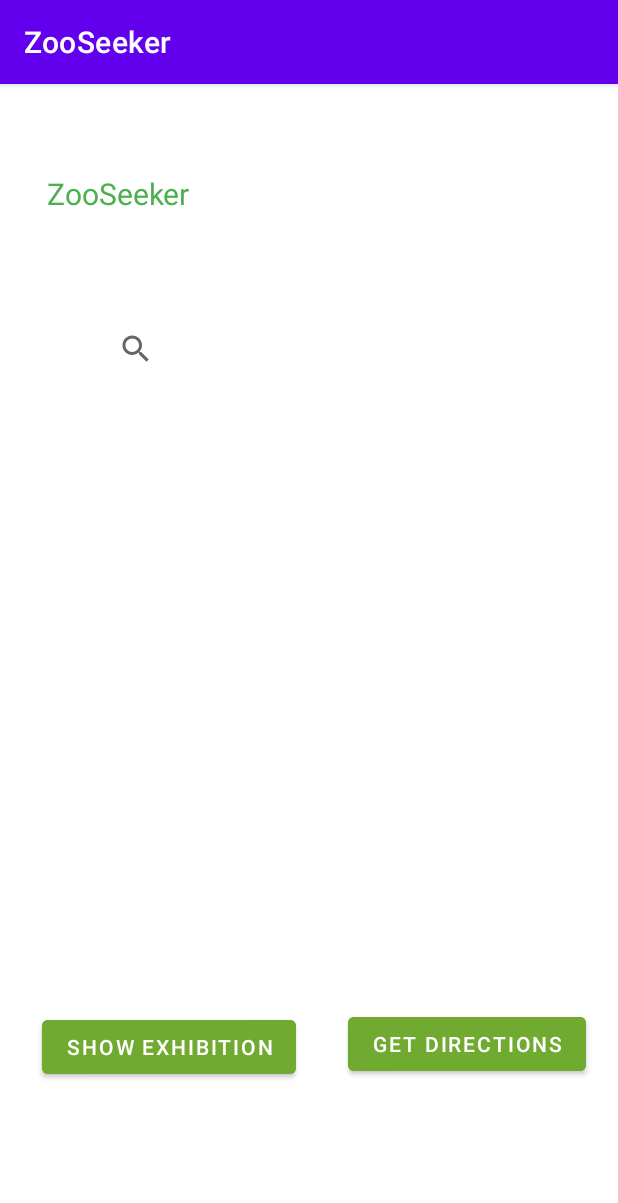
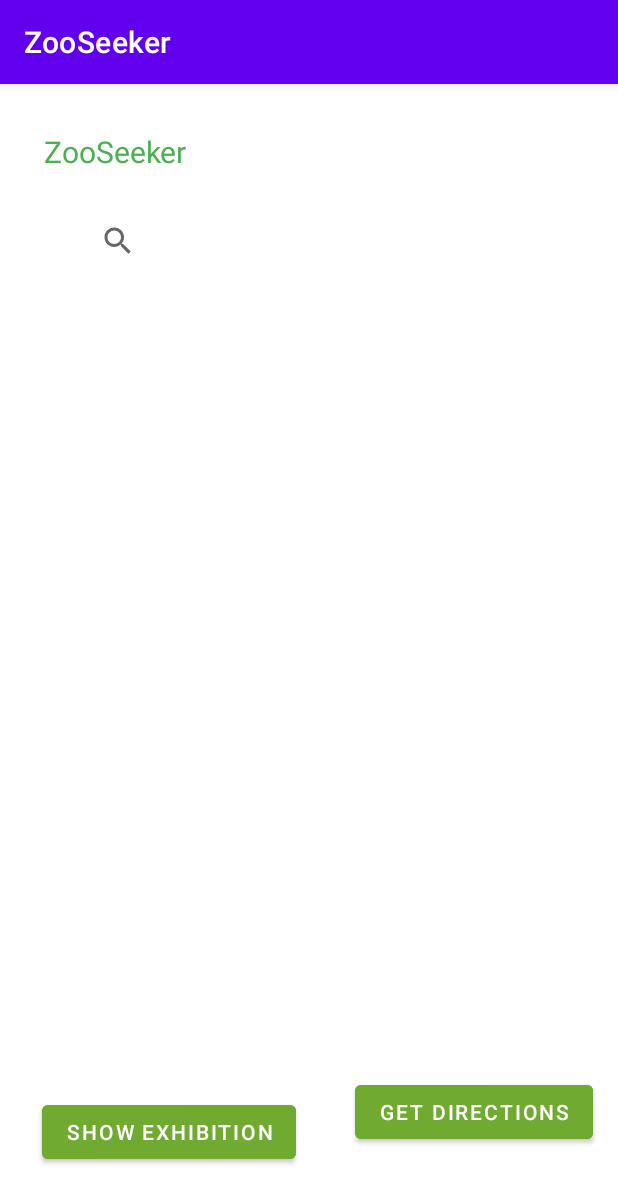
Before and after one commit to zic017/ZooSeeker-CSE-110-Team-47, an Android app: the screen it shows after launch (SearchListActivity), on a phone screen of 412 x 824 dp. Shown: the top 1203 px of the screen. Run offline under Robolectric (Android 15) with nearby library versions, the phone set to English and light mode, and no system bars; our stand-ins replace Room's generated code; libraries missing offline, so code that uses them is left out: com.google.firebase.crashlytics; 4 statements that could not run were skipped.

```diff
--- a/app/src/main/java/com/example/myapplication/PlanListExhibiton.java
+++ b/app/src/main/java/com/example/myapplication/PlanListExhibiton.java
@@ -52,7 +52,7 @@ public class PlanListExhibiton extends AppCompatActivity {
     }
 
     //Retrieve names based on the list of IDs
-    public ArrayList<String> idToString(Context context, ArrayList<String> ids) {
+    public static ArrayList<String> idToString(Context context, ArrayList<String> ids) {
         ArrayList<String> names = new ArrayList<>();
         Map<String, ZooData.VertexInfo> vInfo = ZooData.loadVertexInfoJSON(context, "sample_node_info.json");
         for(String id : ids) {
--- a/app/src/main/java/com/example/myapplication/SearchAdapter.java
+++ b/app/src/main/java/com/example/myapplication/SearchAdapter.java
@@ -57,6 +57,7 @@ public class SearchAdapter extends RecyclerView.Adapter<SearchAdapter.ViewHolder
 
     public class ViewHolder extends RecyclerView.ViewHolder {
         private final TextView itemName;
+        private final TextView planItemName;
         private TextView add_btn;
         private ArrayList<String> tempList = new ArrayList<>();
 
@@ -66,6 +67,7 @@ public class SearchAdapter extends RecyclerView.Adapter<SearchAdapter.ViewHolder
             super(itemView);
             itemName = itemView.findViewById(R.id.search_item_text);
             add_btn = itemView.findViewById(R.id.add_btn);
+            planItemName = itemView.findViewById(R.id.plan_item_text);
 
             /*
                 Function: Once user hits '+' this code will execute and add the exhibit to our planned list.
--- a/app/src/main/java/com/example/myapplication/SearchListActivity.java
+++ b/app/src/main/java/com/example/myapplication/SearchListActivity.java
@@ -47,7 +47,6 @@ public class SearchListActivity extends AppCompatActivity {
         Intent i = getIntent();
 
         buildPlanListRecyclerView();
-        planListRV.setVisibility(View.INVISIBLE);
 
         buildRecyclerView();
         searchListRV.setVisibility(View.INVISIBLE);
@@ -131,7 +130,6 @@ public class SearchListActivity extends AppCompatActivity {
                 filter(newText);
                 if (search.getQuery().length() == 0){
                     searchListRV.setVisibility(View.INVISIBLE);
-                    planListRV.setVisibility(View.VISIBLE);
                 }
                 return false;
             }
@@ -222,7 +220,9 @@ public class SearchListActivity extends AppCompatActivity {
         planListRV.setLayoutManager(manager);
 
         planListRV.setAdapter(plan_adapter);
-//        plannedList = search_adapter.getListOfIds();
+        if (plannedList != null){
+            plannedList = search_adapter.getListOfIds();
+        }
         if(passedInList != null) {
             for(String s : passedInList){
                 if(!plannedList.contains(s)){
@@ -230,8 +230,15 @@ public class SearchListActivity extends AppCompatActivity {
                 }
             }
         }
-        ArrayList<String> ItemList = SearchAdapter.getListofNames();
-        plan_adapter.setPlanListItems(ItemList);
+        ArrayList<String> ItemArrList = SearchAdapter.getListofNames();
+//        ArrayList<String> ItemArrList = PlanListExhibiton.idToString(context, plannedList);
+        ArrayList<String> uniqueItems = new ArrayList<String>();
+        for (String item : ItemArrList) {
+            if(!uniqueItems.contains(item)) {
+                uniqueItems.add(item);
+            }
+        }
+        plan_adapter.setPlanListItems(uniqueItems);
     }
 
     public void updatePassedInList(ArrayList<String> passedInList){
--- a/app/src/main/res/layout/activity_search_list.xml
+++ b/app/src/main/res/layout/activity_search_list.xml
@@ -8,11 +8,11 @@
 
     <androidx.recyclerview.widget.RecyclerView
         android:id="@+id/search_list"
-        android:layout_width="328dp"
-        android:layout_height="365dp"
+        android:layout_width="322dp"
+        android:layout_height="239dp"
         android:layout_marginTop="8dp"
+        app:layout_constraintBottom_toTopOf="@id/plan_list"
         app:layout_constraintEnd_toEndOf="parent"
-        app:layout_constraintHorizontal_bias="0.493"
         app:layout_constraintStart_toStartOf="parent"
         app:layout_constraintTop_toBottomOf="@+id/search_bar" />
 
@@ -20,15 +20,15 @@
         android:id="@+id/plan_btn"
         android:layout_width="wrap_content"
         android:layout_height="wrap_content"
-        android:layout_marginTop="40dp"
+        android:layout_marginTop="20dp"
         android:backgroundTint="#71AA31"
         android:text="Get Directions"
         app:layout_constraintBottom_toBottomOf="parent"
         app:layout_constraintEnd_toEndOf="parent"
-        app:layout_constraintHorizontal_bias="0.619"
+        app:layout_constraintHorizontal_bias="0.703"
         app:layout_constraintStart_toEndOf="@+id/show_exhibit"
-        app:layout_constraintTop_toBottomOf="@+id/search_list"
-        app:layout_constraintVertical_bias="0.0" />
+        app:layout_constraintTop_toBottomOf="@id/plan_list"
+        app:layout_constraintVertical_bias="0.25" />
 
     <TextView
         android:id="@+id/logo"
@@ -39,34 +39,32 @@
         android:textSize="20sp"
         app:layout_constraintBottom_toBottomOf="parent"
         app:layout_constraintEnd_toEndOf="parent"
-        app:layout_constraintHorizontal_bias="0.098"
+        app:layout_constraintHorizontal_bias="0.092"
         app:layout_constraintStart_toStartOf="parent"
         app:layout_constraintTop_toTopOf="parent"
-        app:layout_constraintVertical_bias="0.08" />
+        app:layout_constraintVertical_bias="0.042" />
 
     <androidx.appcompat.widget.SearchView
         android:id="@+id/search_bar"
         android:layout_width="303dp"
         android:layout_height="52dp"
-        android:layout_marginTop="64dp"
+        android:layout_marginTop="20dp"
         android:maxLines="1"
         app:actionViewClass="androidx.appcompat.widget.SearchView"
         app:layout_constraintEnd_toEndOf="parent"
-        app:layout_constraintHorizontal_bias="0.611"
         app:layout_constraintStart_toStartOf="parent"
         app:layout_constraintTop_toBottomOf="@+id/logo"
         app:queryHint="Search for Exhibits" />
 
     <androidx.recyclerview.widget.RecyclerView
         android:id="@+id/plan_list"
-        android:layout_width="266dp"
-        android:layout_height="369dp"
-        app:layout_constraintBottom_toTopOf="@+id/plan_btn"
+        android:layout_width="319dp"
+        android:layout_height="227dp"
+        android:layout_marginTop="16dp"
         app:layout_constraintEnd_toEndOf="parent"
         app:layout_constraintHorizontal_bias="0.496"
         app:layout_constraintStart_toStartOf="parent"
-        app:layout_constraintTop_toBottomOf="@+id/search_bar"
-        app:layout_constraintVertical_bias="0.488" />
+        app:layout_constraintTop_toBottomOf="@id/search_list" />
 
     <Button
         android:id="@+id/show_exhibit"
@@ -79,15 +77,8 @@
         android:text="Show Exhibition"
         app:layout_constraintBottom_toBottomOf="parent"
         app:layout_constraintStart_toStartOf="parent"
-        app:layout_constraintTop_toBottomOf="@+id/plan_list"
-        app:layout_constraintVertical_bias="0.041" />
-
-    <ListView
-        android:id="@+id/plan_list_view"
-        android:layout_width="203dp"
-        android:layout_height="66dp"
-        tools:layout_editor_absoluteX="111dp"
-        tools:layout_editor_absoluteY="84dp" />
+        app:layout_constraintTop_toBottomOf="@id/plan_list"
+        app:layout_constraintVertical_bias="0.425" />
 
 
 </androidx.constraintlayout.widget.ConstraintLayout>
--- a/app/src/main/res/layout/plan_list_item.xml
+++ b/app/src/main/res/layout/plan_list_item.xml
@@ -13,7 +13,7 @@
         android:gravity="center_horizontal"
         android:hint="plan_list_item"
         android:maxLines="1"
-        android:textSize="34sp"
+        android:textSize="20sp"
         app:layout_constraintBottom_toBottomOf="parent"
         app:layout_constraintEnd_toEndOf="parent"
         app:layout_constraintHorizontal_bias="0.413"
```
